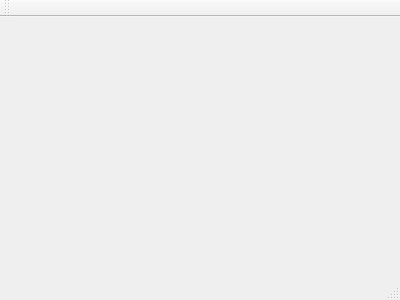
Above: Projet2IHM/mainwindow.ui from Nurbain/ProjetIHM before the change. Below: the same form after it.
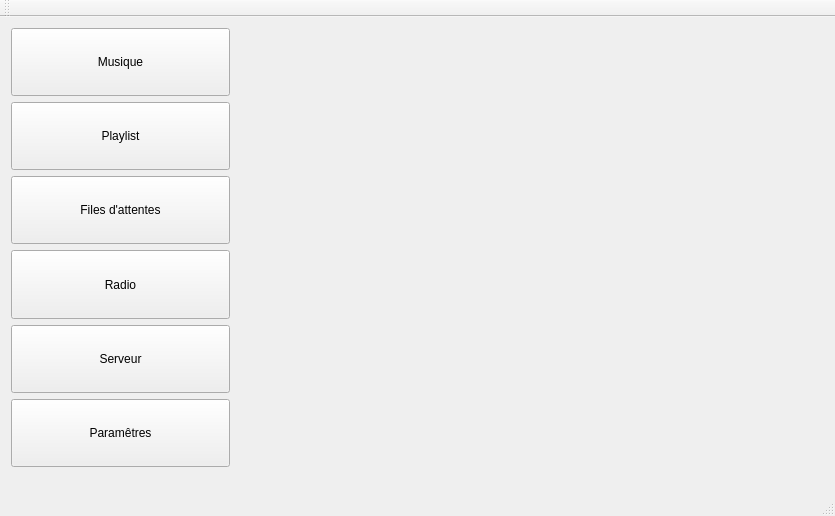
That is the form after the change.

Patch:
```diff
--- a/Projet2IHM/mainwindow.ui
+++ b/Projet2IHM/mainwindow.ui
@@ -1,24 +1,157 @@
 <ui version="4.0">
  <class>MainWindow</class>
- <widget class="QMainWindow" name="MainWindow" >
-  <property name="geometry" >
+ <widget class="QMainWindow" name="MainWindow">
+  <property name="geometry">
    <rect>
     <x>0</x>
     <y>0</y>
-    <width>400</width>
-    <height>300</height>
+    <width>835</width>
+    <height>516</height>
    </rect>
   </property>
   <property name="windowTitle" >
    <string>MainWindow</string>
   </property>
-  <widget class="QMenuBar" name="menuBar" />
-  <widget class="QToolBar" name="mainToolBar" />
-  <widget class="QWidget" name="centralWidget" />
-  <widget class="QStatusBar" name="statusBar" />
+  <widget class="QWidget" name="centralWidget">
+   <property name="sizePolicy">
+    <sizepolicy hsizetype="Fixed" vsizetype="Preferred">
+     <horstretch>0</horstretch>
+     <verstretch>0</verstretch>
+    </sizepolicy>
+   </property>
+   <widget class="QWidget" name="verticalLayoutWidget">
+    <property name="geometry">
+     <rect>
+      <x>0</x>
+      <y>0</y>
+      <width>241</width>
+      <height>461</height>
+     </rect>
+    </property>
+    <layout class="QVBoxLayout" name="verticalLayout">
+     <item>
+      <widget class="QPushButton" name="pushButton_2">
+       <property name="enabled">
+        <bool>true</bool>
+       </property>
+       <property name="sizePolicy">
+        <sizepolicy hsizetype="Minimum" vsizetype="Preferred">
+         <horstretch>0</horstretch>
+         <verstretch>0</verstretch>
+        </sizepolicy>
+       </property>
+       <property name="autoFillBackground">
+        <bool>true</bool>
+       </property>
+       <property name="text">
+        <string>Musique</string>
+       </property>
+      </widget>
+     </item>
+     <item>
+      <widget class="QPushButton" name="pushButton_4">
+       <property name="sizePolicy">
+        <sizepolicy hsizetype="Minimum" vsizetype="Preferred">
+         <horstretch>0</horstretch>
+         <verstretch>0</verstretch>
+        </sizepolicy>
+       </property>
+       <property name="text">
+        <string>Playlist</string>
+       </property>
+      </widget>
+     </item>
+     <item>
+      <widget class="QPushButton" name="pushButton_6">
+       <property name="sizePolicy">
+        <sizepolicy hsizetype="Minimum" vsizetype="Preferred">
+         <horstretch>0</horstretch>
+         <verstretch>0</verstretch>
+        </sizepolicy>
+       </property>
+       <property name="text">
+        <string>Files d'attentes</string>
+       </property>
+      </widget>
+     </item>
+     <item>
+      <widget class="QPushButton" name="pushButton_5">
+       <property name="sizePolicy">
+        <sizepolicy hsizetype="Preferred" vsizetype="Preferred">
+         <horstretch>0</horstretch>
+         <verstretch>0</verstretch>
+        </sizepolicy>
+       </property>
+       <property name="text">
+        <string>Radio</string>
+       </property>
+      </widget>
+     </item>
+     <item>
+      <widget class="QPushButton" name="pushButton_3">
+       <property name="sizePolicy">
+        <sizepolicy hsizetype="Minimum" vsizetype="Preferred">
+         <horstretch>0</horstretch>
+         <verstretch>0</verstretch>
+        </sizepolicy>
+       </property>
+       <property name="text">
+        <string>Serveur</string>
+       </property>
+      </widget>
+     </item>
+     <item>
+      <widget class="QPushButton" name="pushButton">
+       <property name="sizePolicy">
+        <sizepolicy hsizetype="Minimum" vsizetype="Preferred">
+         <horstretch>0</horstretch>
+         <verstretch>0</verstretch>
+        </sizepolicy>
+       </property>
+       <property name="text">
+        <string>Paramêtres</string>
+       </property>
+      </widget>
+     </item>
+    </layout>
+   </widget>
+   <widget class="QStackedWidget" name="stackedWidget">
+    <property name="geometry">
+     <rect>
+      <x>250</x>
+      <y>160</y>
+      <width>581</width>
+      <height>301</height>
+     </rect>
+    </property>
+    <property name="currentIndex">
+     <number>1</number>
+    </property>
+    <widget class="QWidget" name="page_3"/>
+    <widget class="QWidget" name="page_4"/>
+   </widget>
+  </widget>
+  <widget class="QMenuBar" name="menuBar">
+   <property name="geometry">
+    <rect>
+     <x>0</x>
+     <y>0</y>
+     <width>835</width>
+     <height>21</height>
+    </rect>
+   </property>
+  </widget>
+  <widget class="QToolBar" name="mainToolBar">
+   <attribute name="toolBarArea">
+    <enum>TopToolBarArea</enum>
+   </attribute>
+   <attribute name="toolBarBreak">
+    <bool>false</bool>
+   </attribute>
+  </widget>
+  <widget class="QStatusBar" name="statusBar"/>
  </widget>
- <layoutDefault spacing="6" margin="11" />
- <pixmapfunction></pixmapfunction>
+ <layoutdefault spacing="6" margin="11"/>
  <resources/>
  <connections/>
 </ui>
```
Left out of the diff: 3 changed lines with no effect on the pictures.
